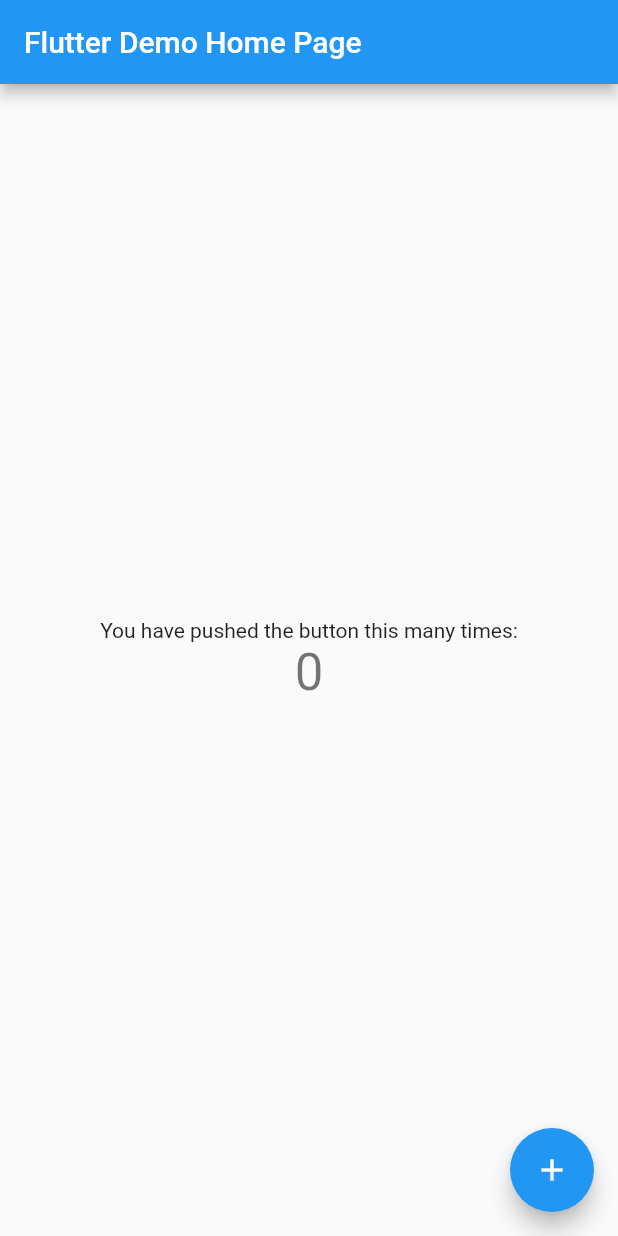
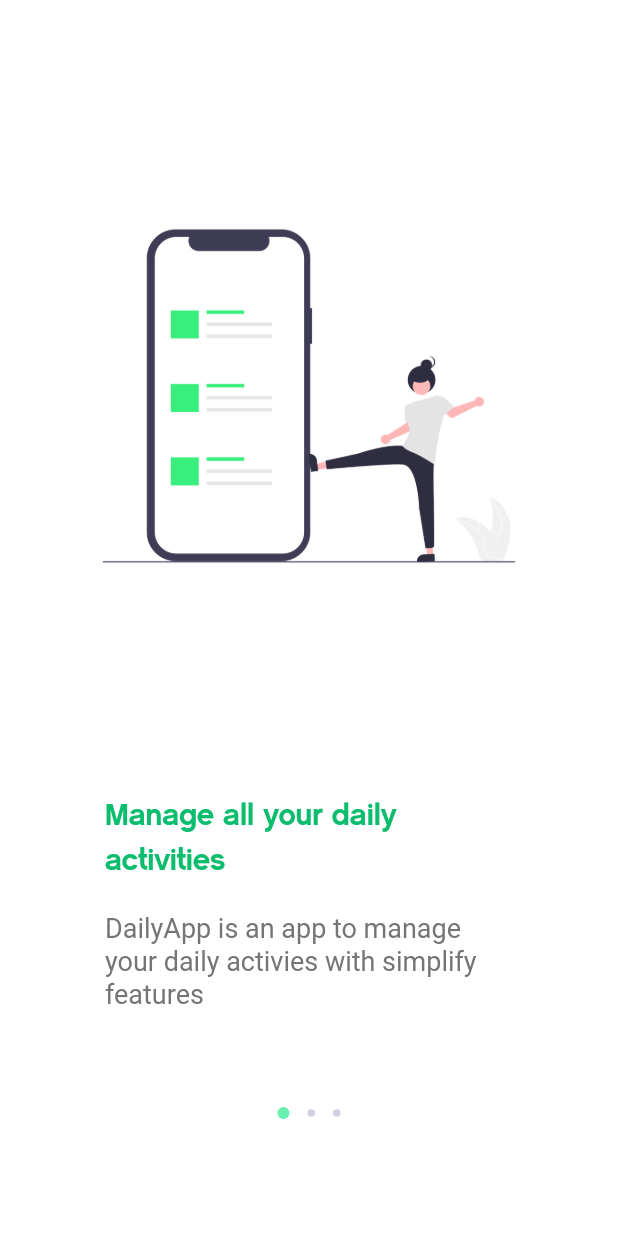
Before and after one commit to Yudas1337/dailyapp, a Flutter app: the screen it shows after launch, on a phone screen of 412 x 824 dp. Run offline on Flutter 3.47's test engine with Material 2 defaults, Android fonts, the phone set to English and light mode, and no system bars; our stand-ins replace shared_preferences.

Commit message:
add SplashScreen, OnBoardingScreen, PrefManager

```diff
--- a/lib/main.dart
+++ b/lib/main.dart
@@ -1,3 +1,4 @@
+import 'package:dailyapp/screens/splashscreen.dart';
 import 'package:flutter/material.dart';
 
 void main() {
@@ -10,6 +11,7 @@ class MyApp extends StatelessWidget {
   Widget build(BuildContext context) {
     return MaterialApp(
       title: 'Flutter Demo',
+      debugShowCheckedModeBanner: false,
       theme: ThemeData(
         // This is the theme of your application.
         //
@@ -22,92 +24,7 @@ class MyApp extends StatelessWidget {
         // is not restarted.
         primarySwatch: Colors.blue,
       ),
-      home: MyHomePage(title: 'Flutter Demo Home Page'),
+      home: SplashScreen(),
     );
   }
 }
-
-class MyHomePage extends StatefulWidget {
-  MyHomePage({Key? key, required this.title}) : super(key: key);
-
-  // This widget is the home page of your application. It is stateful, meaning
-  // that it has a State object (defined below) that contains fields that affect
-  // how it looks.
-
-  // This class is the configuration for the state. It holds the values (in this
-  // case the title) provided by the parent (in this case the App widget) and
-  // used by the build method of the State. Fields in a Widget subclass are
-  // always marked "final".
-
-  final String title;
-
-  @override
-  _MyHomePageState createState() => _MyHomePageState();
-}
-
-class _MyHomePageState extends State<MyHomePage> {
-  int _counter = 0;
-
-  void _incrementCounter() {
-    setState(() {
-      // This call to setState tells the Flutter framework that something has
-      // changed in this State, which causes it to rerun the build method below
-      // so that the display can reflect the updated values. If we changed
-      // _counter without calling setState(), then the build method would not be
-      // called again, and so nothing would appear to happen.
-      _counter++;
-    });
-  }
-
-  @override
-  Widget build(BuildContext context) {
-    // This method is rerun every time setState is called, for instance as done
-    // by the _incrementCounter method above.
-    //
-    // The Flutter framework has been optimized to make rerunning build methods
-    // fast, so that you can just rebuild anything that needs updating rather
-    // than having to individually change instances of widgets.
-    return Scaffold(
-      appBar: AppBar(
-        // Here we take the value from the MyHomePage object that was created by
-        // the App.build method, and use it to set our appbar title.
-        title: Text(widget.title),
-      ),
-      body: Center(
-        // Center is a layout widget. It takes a single child and positions it
-        // in the middle of the parent.
-        child: Column(
-          // Column is also a layout widget. It takes a list of children and
-          // arranges them vertically. By default, it sizes itself to fit its
-          // children horizontally, and tries to be as tall as its parent.
-          //
-          // Invoke "debug painting" (press "p" in the console, choose the
-          // "Toggle Debug Paint" action from the Flutter Inspector in Android
-          // Studio, or the "Toggle Debug Paint" command in Visual Studio Code)
-          // to see the wireframe for each widget.
-          //
-          // Column has various properties to control how it sizes itself and
-          // how it positions its children. Here we use mainAxisAlignment to
-          // center the children vertically; the main axis here is the vertical
-          // axis because Columns are vertical (the cross axis would be
-          // horizontal).
-          mainAxisAlignment: MainAxisAlignment.center,
-          children: <Widget>[
-            Text(
-              'You have pushed the button this many times:',
-            ),
-            Text(
-              '$_counter',
-              style: Theme.of(context).textTheme.headline4,
-            ),
-          ],
-        ),
-      ),
-      floatingActionButton: FloatingActionButton(
-        onPressed: _incrementCounter,
-        tooltip: 'Increment',
-        child: Icon(Icons.add),
-      ), // This trailing comma makes auto-formatting nicer for build methods.
-    );
-  }
-}
--- /dev/null
+++ b/lib/models/SlideBoardingScreen.dart
@@ -0,0 +1,7 @@
+class SlideBoardingScreen {
+  String image;
+  String heading;
+  String description;
+
+  SlideBoardingScreen(this.image, this.heading, this.description);
+}
--- /dev/null
+++ b/lib/screens/OnBoardingScreen.dart
@@ -0,0 +1,160 @@
+import 'package:dailyapp/screens/HomeScreen.dart';
+import 'package:flutter/cupertino.dart';
+import 'package:flutter/material.dart';
+import 'package:dailyapp/models/SlideBoardingScreen.dart';
+import 'package:dailyapp/themes/OnBoardingStyle.dart';
+import 'package:dailyapp/utils/PrefManager.dart';
+
+class OnBoardingScreen extends StatefulWidget {
+  @override
+  _OnBoardingScreen createState() => _OnBoardingScreen();
+}
+
+class _OnBoardingScreen extends State<OnBoardingScreen> {
+  // creating all the widget before making our home screeen
+
+  int _currentPage = 0;
+  List<SlideBoardingScreen> _slides = [];
+  PageController _pageController = PageController();
+
+  @override
+  void initState() {
+    _currentPage = 0;
+    _slides = [
+      SlideBoardingScreen(
+          "assets/images/onboarding/screen-1.png",
+          "Manage all your daily activities",
+          "DailyApp is an app to manage your daily activies with simplify features"),
+      SlideBoardingScreen(
+          "assets/images/onboarding/screen-2.png",
+          "Notify and schedule your activities",
+          "DailyApp will notify all your unfinished task so you will not forget to do."),
+      SlideBoardingScreen(
+          "assets/images/onboarding/screen-3.png",
+          "You are scheduled now! it's time to be productive",
+          "DailyApp will make your daily activities to be a productive and efficient."),
+    ];
+    _pageController = PageController(initialPage: _currentPage);
+    super.initState();
+  }
+
+  // the list which contain the build slides
+  List<Widget> _buildSlides() {
+    return _slides.map(_buildSlide).toList();
+  }
+
+  // building single slide
+
+  Widget _buildSlide(SlideBoardingScreen slide) {
+    return Column(
+      children: <Widget>[
+        Expanded(
+          child: Container(
+            margin: EdgeInsets.all(32),
+            child: Image.asset(slide.image, fit: BoxFit.contain),
+          ),
+        ),
+        Padding(
+          padding: EdgeInsets.symmetric(horizontal: 70),
+          child: Column(
+            children: [
+              Text(
+                slide.heading,
+                style: onBoardingTitleStyle,
+              ),
+              SizedBox(
+                height: 20,
+              ),
+              Text(
+                slide.description,
+                style: onBoardingDescriptionStyle,
+              ),
+            ],
+          ),
+        ),
+        SizedBox(
+          height: 150,
+        )
+      ],
+    );
+  }
+
+  // handling the on page changed
+  void _handlingOnPageChanged(int page) {
+    setState(() => _currentPage = page);
+  }
+
+  // building page indicator
+  Widget _buildPageIndicator() {
+    Row row = Row(mainAxisAlignment: MainAxisAlignment.center, children: []);
+    for (int i = 0; i < _slides.length; i++) {
+      row.children.add(_buildPageIndicatorItem(i));
+      if (i != _slides.length - 1)
+        row.children.add(SizedBox(
+          width: 12,
+        ));
+    }
+    return row;
+  }
+
+  Widget _buildPageIndicatorItem(int index) {
+    return Container(
+      width: index == _currentPage ? 8 : 5,
+      height: index == _currentPage ? 8 : 5,
+      decoration: BoxDecoration(
+          shape: BoxShape.circle,
+          color: index == _currentPage
+              ? Colors.greenAccent
+              : Color.fromRGBO(206, 209, 223, 1)),
+    );
+  }
+
+  @override
+  Widget build(BuildContext context) {
+    return Scaffold(
+      backgroundColor: Colors.white,
+      body: Stack(
+        children: <Widget>[
+          PageView(
+            controller: _pageController,
+            onPageChanged: _handlingOnPageChanged,
+            physics: BouncingScrollPhysics(),
+            children: _buildSlides(),
+          ),
+          Positioned(
+            left: 0,
+            right: 0,
+            bottom: 0,
+            child: Column(
+              children: <Widget>[
+                _buildPageIndicator(),
+                SizedBox(
+                  height: 32,
+                ),
+                _currentPage == _slides.length - 1
+                    ? ElevatedButton(
+                        onPressed: () {
+                          PrefManager().setOnBoardingScreen();
+                          Navigator.pushReplacement(
+                            context,
+                            MaterialPageRoute(
+                                builder: (context) => HomeScreen()),
+                          );
+                        },
+                        child: Text('Get Started'),
+                        style: ElevatedButton.styleFrom(
+                            primary: Color.fromRGBO(11, 189, 109, 1),
+                            minimumSize: Size(300, 35)),
+                      )
+                    : Text(''),
+                SizedBox(
+                  height: 30,
+                )
+              ],
+            ),
+          )
+        ],
+      ),
+    );
+  }
+}
--- /dev/null
+++ b/lib/themes/OnBoardingStyle.dart
@@ -0,0 +1,14 @@
+import 'package:flutter/material.dart';
+
+final onBoardingTitleStyle = TextStyle(
+  color: Color.fromRGBO(11, 189, 109, 1),
+  fontFamily: 'CM Sans Serif',
+  fontSize: 20.0,
+  height: 1.5,
+);
+
+final onBoardingDescriptionStyle = TextStyle(
+  color: Colors.grey[600],
+  fontSize: 18.0,
+  height: 1.2,
+);
```
Also changed, not shown: lib/screens/HomeScreen.dart (added, +17 -0 lines), lib/screens/SplashScreen.dart (added, +59 -0 lines), lib/themes/SplashScreenTitle.dart (added, +8 -0 lines), lib/utils/PrefManager.dart (added, +13 -0 lines), pubspec.yaml (+7 -7 lines), assets/fonts/cm_sans_serif_2012.ttf (added), assets/images/onboarding/screen-1.png (added), assets/images/onboarding/screen-2.png (added), assets/images/onboarding/screen-3.png (added), pubspec.lock.
